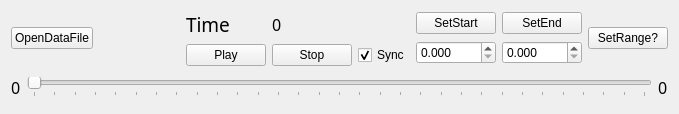
Above: trunk/utilities/cisstDataPlayer/cdpPlayerWidget.ui from eetuna/cisst before the change. Below: the same form after it.
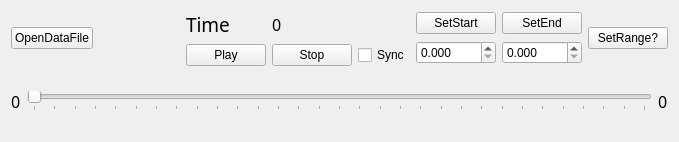
That is the form after the change.

Commit message: cisst/utilities/cisstDataPlayer/ added standalone svl video player (qtVideoPlayer).

What changed in the file:
```diff
--- a/trunk/utilities/cisstDataPlayer/cdpPlayerWidget.ui
+++ b/trunk/utilities/cisstDataPlayer/cdpPlayerWidget.ui
@@ -7,7 +7,7 @@
     <x>0</x>
     <y>0</y>
     <width>679</width>
-    <height>114</height>
+    <height>142</height>
    </rect>
   </property>
   <property name="windowTitle">
@@ -56,11 +56,14 @@
          </item>
          <item row="1" column="2">
           <widget class="QCheckBox" name="SyncCheck">
+           <property name="enabled">
+            <bool>true</bool>
+           </property>
            <property name="text">
             <string>Sync</string>
            </property>
            <property name="checked">
-            <bool>true</bool>
+            <bool>false</bool>
            </property>
           </widget>
          </item>
```
The commit also changes 7 other files.
